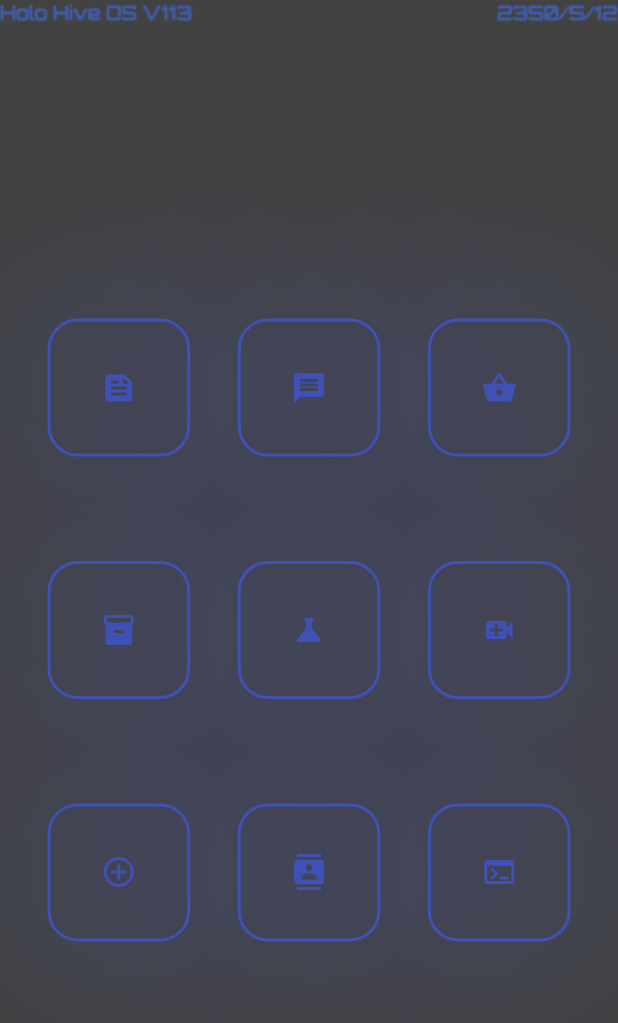
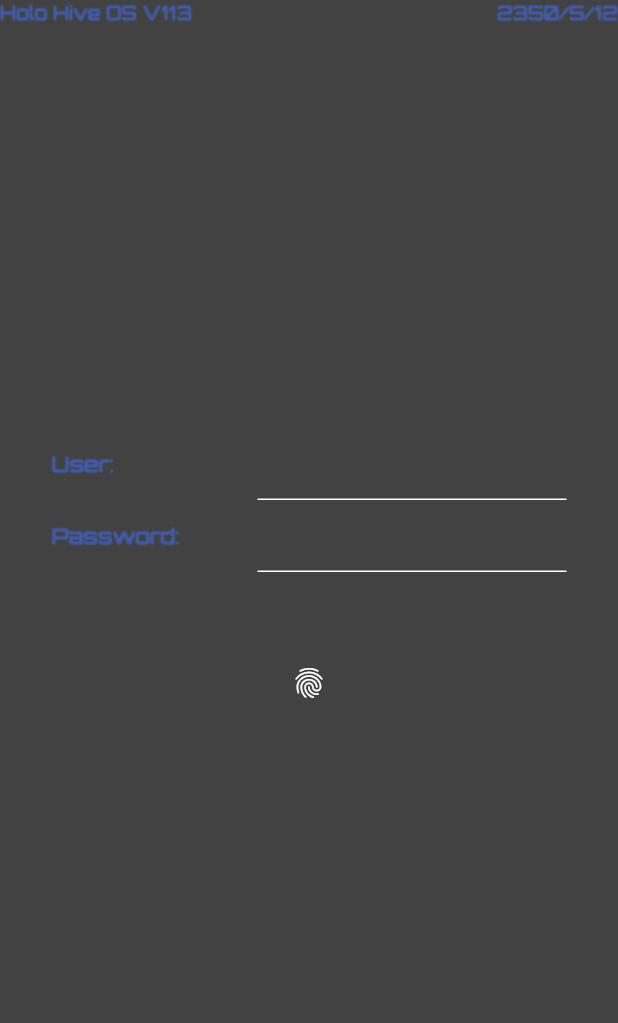
Before and after one commit to ChrisDeardeuff/holohive, a Flutter app: the screen it shows after launch, on a phone screen of 412 x 824 dp. Shown: the top 1023 px of the screen. Run offline on Flutter 3.47's test engine with Material 3 defaults, Android fonts, the phone set to English and light mode, and no system bars; our stand-ins replace cloud_firestore, firebase_auth, firebase_core, google_fonts; accounts and stored records are empty.

Commit message:
added user authentication, login screen, and setting of current user to logged in user

```diff
--- a/lib/main.dart
+++ b/lib/main.dart
@@ -1,8 +1,10 @@
 import 'package:flutter/material.dart';
 import 'package:google_fonts/google_fonts.dart';
+import 'package:holohive/screens/LoginScreen.dart';
 import 'package:holohive/screens/launcher.dart';
 import 'package:holohive/services/FirebaseServices.dart';
 import 'package:holohive/services/MessageService.dart';
+import 'package:holohive/widgets/Login.dart';
 void main() {
   runApp(const MyApp());
 }
@@ -89,11 +91,10 @@ class _MyHomePageState extends State<MyHomePage> {
     super.initState();
     print("Starting");
     fb.initializeFB();
-    ms.getListOfUsers();
   }
 
   @override
   Widget build(BuildContext context) {
-    return const Scaffold(body: SafeArea(child: Launcher()));
+    return const Scaffold(body: SafeArea(child: Center(child: LoginScreen())));
   }
 }
--- a/lib/models/User.dart
+++ /dev/null
@@ -1,7 +0,0 @@
-class User{
-
-  final String name;
-
-  User({required this.name});
-
-}
--- /dev/null
+++ b/lib/models/UserModel.dart
@@ -0,0 +1,7 @@
+class UserModel{
+
+  final String name;
+
+  UserModel({required this.name});
+
+}
--- a/lib/screens/ChatScreen.dart
+++ b/lib/screens/ChatScreen.dart
@@ -2,7 +2,7 @@ import 'package:flutter/material.dart';
 import 'package:holohive/services/MessageService.dart';
 import 'package:holohive/widgets/ChatList.dart';
 
-import '../models/User.dart';
+import '../models/UserModel.dart';
 import '../widgets/KeyboardArea.dart';
 import '../widgets/TopBar.dart';
 
@@ -20,14 +20,14 @@ class _ChatScreenState extends State<ChatScreen> {
   String lUser = '';
   @override
   void initState() {
-    ms.currentUser = "Cane Randal";
+    print("Current user: ${ms.currentUser}");
     super.initState();
   }
 
   Future<List<String>> initContacts() async {
     List<String> contactLists = [];
     await ms.getListOfUsers();
-    for (User user in await ms.getListOfUsers()) {
+    for (UserModel user in await ms.getListOfUsers()) {
       contactLists.add(user.name);
     }
 
--- /dev/null
+++ b/lib/screens/LoginScreen.dart
@@ -0,0 +1,37 @@
+import 'package:flutter/material.dart';
+import 'package:holohive/widgets/TopBar.dart';
+
+import '../widgets/Login.dart';
+
+class LoginScreen extends StatefulWidget {
+  const LoginScreen({super.key});
+
+  @override
+  State<LoginScreen> createState() => _LoginScreenState();
+}
+
+class _LoginScreenState extends State<LoginScreen> {
+  @override
+  Widget build(BuildContext context) {
+    return const Column(
+      crossAxisAlignment: CrossAxisAlignment.center,
+      mainAxisAlignment: MainAxisAlignment.center,
+      children: [
+        const TopBar(),
+        const Spacer(
+          flex: 1,
+        ),
+        Expanded(
+          flex: 2,
+          child: Row(
+            children: [
+              Spacer(flex: 1),
+              Expanded(flex: 10, child: LoginWidget()),
+              Spacer(flex: 1)
+            ],
+          ),
+        ),
+      ],
+    );
+  }
+}
--- a/lib/services/FirebaseServices.dart
+++ b/lib/services/FirebaseServices.dart
@@ -1,13 +1,13 @@
 import 'package:cloud_firestore/cloud_firestore.dart';
+import 'package:firebase_auth/firebase_auth.dart';
 import 'package:firebase_core/firebase_core.dart';
-import 'package:firebase_database/firebase_database.dart';
 
 import 'package:holohive/models/Message.dart';
 import 'package:holohive/models/NewsPost.dart';
-import 'package:uuid/uuid.dart';
+import 'package:holohive/models/UserModel.dart';
 
 import '../firebase_options.dart';
-import '../models/User.dart';
+
 
 class FirebaseServices {
   static final FirebaseServices _singleton = FirebaseServices._internal();
@@ -27,6 +27,26 @@ class FirebaseServices {
     );
 
     db = FirebaseFirestore.instance;
+  }
+
+  String getCurrentUser() {
+    String user = FirebaseAuth.instance.currentUser!.displayName.toString();
+    print("getting user: $user");
+    return user;
+  }
+
+  signIn(String username, String password) async{
+
+    try{
+      await FirebaseAuth.instance.signInWithEmailAndPassword(
+          email: username,
+          password: password
+      );
+
+    } on FirebaseAuthException catch (e) {
+      rethrow;
+    }
+
   }
 
   Future<List<Message>> getMessages(String current, String selected) async {
@@ -87,8 +107,8 @@ class FirebaseServices {
     });
   }
 
-  Future<List<User>> getAllUsers() async {
-    List<User> users = [];
+  Future<List<UserModel>> getAllUsers() async {
+    List<UserModel> users = [];
 
     final news = db.collection("users");
 
@@ -97,7 +117,7 @@ class FirebaseServices {
         print("Successfully completed");
         for (var docSnapshot in querySnapshot.docs) {
           print("adding user");
-          users.add(User(name: docSnapshot.data()['name']));
+          users.add(UserModel(name: docSnapshot.data()['name']));
         }
       },
       onError: (e) => print("Error completing: $e"),
--- a/lib/services/MessageService.dart
+++ b/lib/services/MessageService.dart
@@ -5,17 +5,17 @@ import 'package:holohive/models/NewsPost.dart';
 import 'package:holohive/services/FirebaseServices.dart';
 import 'package:uuid/uuid.dart';
 
-import '../models/User.dart';
+import '../models/UserModel.dart';
 
 class MessageService{
 
   static final MessageService _singleton = MessageService._internal();
   FirebaseServices fb = FirebaseServices();
 
-  late String _selectedUser = 'Cane Randal';
-  final String _currentUser = 'DM';
+  late String _selectedUser = '';
+  late String _currentUser;
 
-  List<User> users = [];
+  List<UserModel> users = [];
 
   factory MessageService() {
     return _singleton;
@@ -23,11 +23,12 @@ class MessageService{
 
   MessageService._internal();
 
-  Future<List<User>> getListOfUsers() async{
+  Future<List<UserModel>> getListOfUsers() async{
     if(users.isEmpty){
 
       users = await fb.getAllUsers();
       selectedUser = users.first.name;
+      currentUser = fb.getCurrentUser();
     }
     return users;
   }
@@ -53,16 +54,19 @@ class MessageService{
     }
   }
   String get currentUser => _currentUser;
+
   set currentUser(String currentUser){
     if(users.isNotEmpty){
-
       for(var user in users){
         if(user.name == currentUser){
-          _selectedUser = currentUser;
+          _currentUser = currentUser;
+          return;
         }
       }
+      print("Contact Not Found ${currentUser} (currentUser)");
     }else{
-      print("Contact Not Found ${currentUser} (currentUser)");
+      print("Users is Empty");
+
     }
   }
 }
--- a/lib/widgets/ChatList.dart
+++ b/lib/widgets/ChatList.dart
@@ -62,6 +62,10 @@ class _ChatListState extends State<ChatList> {
                     .map((DocumentSnapshot document) {
                       Map<String, dynamic> data =
                           document.data()! as Map<String, dynamic>;
+
+                      if(data.isEmpty){
+                        return const Text("No messages with contact.");
+                      }
                       return MessageCard(
                           sender: data['sender'],
                           receiver: data['receiver'],
--- /dev/null
+++ b/lib/widgets/Login.dart
@@ -0,0 +1,93 @@
+import 'package:cloud_firestore/cloud_firestore.dart';
+import 'package:firebase_auth/firebase_auth.dart';
+import 'package:flutter/material.dart';
+import 'package:holohive/screens/launcher.dart';
+import 'package:holohive/services/FirebaseServices.dart';
+
+class LoginWidget extends StatefulWidget {
+  const LoginWidget({super.key});
+
+  @override
+  State<LoginWidget> createState() => _LoginWidgetState();
+}
+
+class _LoginWidgetState extends State<LoginWidget> {
+  FirebaseServices fb = FirebaseServices();
+  final TextEditingController _textControllerName = TextEditingController();
+  final TextEditingController _textControllerPass = TextEditingController();
+
+  @override
+  Widget build(BuildContext context) {
+    return Column(
+      children: [
+        Row(children: [
+          const Expanded(
+            flex: 2,
+            child: Text("User: "),
+          ),
+          Expanded(
+              flex: 3,
+              child: TextFormField(
+
+                controller: _textControllerName,
+                validator: (value) {
+                  if (value!.isEmpty) {
+                    return 'Enter User Name';
+                  }
+                  return null;
+                },
+              ))
+        ]),
+        Row(children: [
+          Expanded(flex: 2, child: const Text("Password: ")),
+          Expanded(
+            flex: 3,
+            child: TextFormField(
+              obscureText: true,
+              controller: _textControllerPass,
+              validator: (value) {
+                if (value!.isEmpty) {
+                  return 'Enter Password';
+                }
+                return null;
+              },
+            ),
+          )
+        ]),
+        const Padding(padding: EdgeInsets.only(top: 50)),
+        IconButton(
+            onPressed: () async {
+              if (_textControllerName.text.isNotEmpty &&
+                  _textControllerPass.text.isNotEmpty) {
+                showDialog(
+                  context: context,
+                  barrierDismissible: false,
+                  // Prevent closing dialog by tapping outside
+                  builder: (context) =>
+                      const Center(child: CircularProgressIndicator()),
+                );
+
+                try {
+                  await fb.signIn(
+                      _textControllerName.text, _textControllerPass.text);
+                  Navigator.pop(
+                      context); // Close the dialog after successful authentication
+
+                  Navigator.of(context).push(
+                    MaterialPageRoute(
+                      builder: (context) => const Launcher(),
+                    ),
+                  );
+                } on FirebaseAuthException catch (e) {
+                  Navigator.pop(context); // Close the dialog on error
+                  ScaffoldMessenger.of(context).showSnackBar(
+                    const SnackBar(content: Text("Error Authenticating...")),
+                  );
+                }
+              }
+            },
+            icon: const Icon(Icons.fingerprint_outlined)),
+      ],
+    );
+  }
+}
```
Also changed, not shown: lib/screens/launcher.dart (+14 -2 lines).
